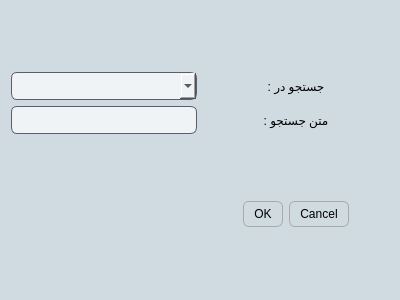
kia-far/QtDBS, file searchform.ui: the form before one commit.
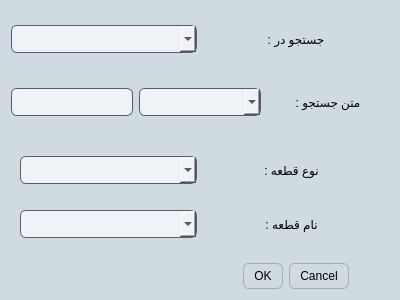
The form after the commit.

```diff
--- a/searchform.ui
+++ b/searchform.ui
@@ -174,22 +174,15 @@
     background-color: #e0e6eb; /* Slightly lighter background on focus */
 }</string>
   </property>
-  <layout class="QVBoxLayout" name="verticalLayout">
+  <layout class="QVBoxLayout" name="verticalLayout_3">
    <item>
-    <layout class="QHBoxLayout" name="horizontalLayout">
+    <layout class="QVBoxLayout" name="verticalLayout">
      <item>
-      <layout class="QGridLayout" name="gridLayout">
-       <item row="2" column="1">
-        <widget class="QLabel" name="label_2">
-         <property name="text">
-          <string>متن جستجو :</string>
-         </property>
-         <property name="alignment">
-          <set>Qt::AlignmentFlag::AlignCenter</set>
-         </property>
-        </widget>
+      <layout class="QHBoxLayout" name="horizontalLayout_5">
+       <item>
+        <widget class="QComboBox" name="comboBox"/>
        </item>
-       <item row="1" column="1">
+       <item>
         <widget class="QLabel" name="label">
          <property name="text">
           <string>جستجو در :</string>
@@ -199,7 +192,11 @@
          </property>
         </widget>
        </item>
-       <item row="2" column="0">
+      </layout>
+     </item>
+     <item>
+      <layout class="QHBoxLayout" name="horizontalLayout">
+       <item>
         <widget class="QLineEdit" name="lineEdit">
          <property name="sizePolicy">
           <sizepolicy hsizetype="Preferred" vsizetype="Fixed">
@@ -209,13 +206,66 @@
          </property>
         </widget>
        </item>
-       <item row="1" column="0">
-        <widget class="QComboBox" name="comboBox"/>
+       <item>
+        <widget class="QComboBox" name="comboBox_4"/>
+       </item>
+       <item>
+        <widget class="QLabel" name="label_2">
+         <property name="text">
+          <string>متن جستجو :</string>
+         </property>
+         <property name="alignment">
+          <set>Qt::AlignmentFlag::AlignCenter</set>
+         </property>
+        </widget>
        </item>
       </layout>
      </item>
     </layout>
    </item>
+   <item>
+    <widget class="QWidget" name="widget" native="true">
+     <property name="enabled">
+      <bool>true</bool>
+     </property>
+     <layout class="QVBoxLayout" name="verticalLayout_2">
+      <item>
+       <layout class="QHBoxLayout" name="horizontalLayout_3">
+        <item>
+         <widget class="QComboBox" name="comboBox_2"/>
+        </item>
+        <item>
+         <widget class="QLabel" name="label_3">
+          <property name="text">
+           <string>نوع قطعه :</string>
+          </property>
+          <property name="alignment">
+           <set>Qt::AlignmentFlag::AlignCenter</set>
+          </property>
+         </widget>
+        </item>
+       </layout>
+      </item>
+      <item>
+       <layout class="QHBoxLayout" name="horizontalLayout_4">
+        <item>
+         <widget class="QComboBox" name="comboBox_3"/>
+        </item>
+        <item>
+         <widget class="QLabel" name="label_4">
+          <property name="text">
+           <string>نام قطعه :</string>
+          </property>
+          <property name="alignment">
+           <set>Qt::AlignmentFlag::AlignCenter</set>
+          </property>
+         </widget>
+        </item>
+       </layout>
+      </item>
+     </layout>
+    </widget>
+   </item>
    <item>
     <layout class="QHBoxLayout" name="horizontalLayout_2">
      <item>
```
